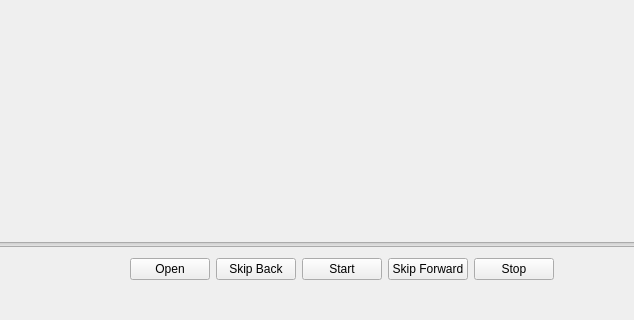
This is gui-intro.ui in mohammadjavad78/AP_FinalProject as Qt 5 draws it before an edit; both pictures show x 102 to 736 and y 380 to 700 of the 886 by 700 pixel window. The edited form follows.
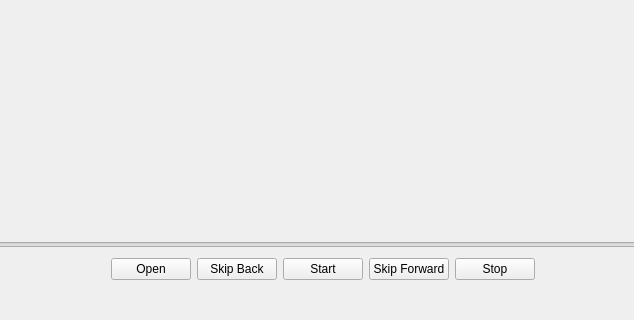
This is the edited form.

Commit message: added mouse event

What changed in the file:
```diff
--- a/gui-intro.ui
+++ b/gui-intro.ui
@@ -72,7 +72,7 @@
            <item>
             <widget class="QLabel" name="label">
              <property name="text">
-              <string>             </string>
+              <string/>
              </property>
             </widget>
            </item>
```
Left out of the diff: 6 changed lines with no effect on the pictures. The commit also changes 1 other file.
